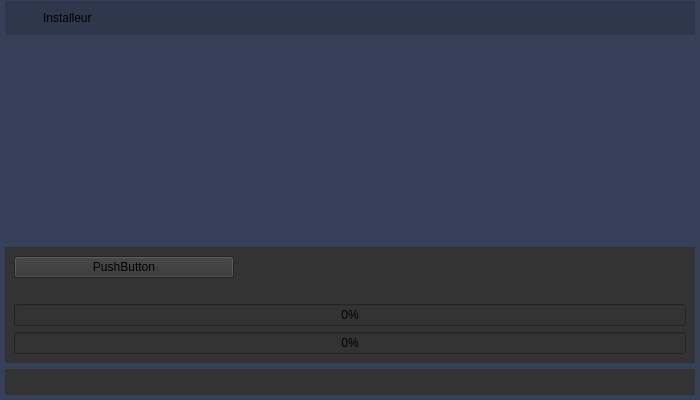
Qt form ui/mainwindow.ui (Covalia/standalone-deployer) before a commit.
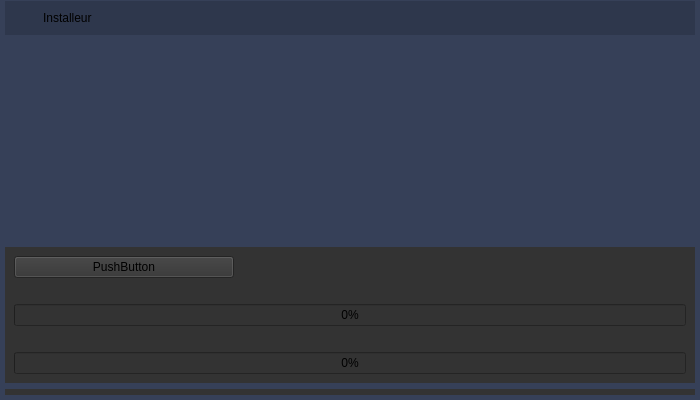
The same form after that commit. Icons and pictures are not drawn.

```diff
--- a/ui/mainwindow.ui
+++ b/ui/mainwindow.ui
@@ -321,30 +321,7 @@
                   </property>
                  </widget>
                 </item>
-                <item row="1" column="2">
-                 <widget class="QLabel" name="speedLabel">
-                  <property name="styleSheet">
-                   <string notr="true">color:white;</string>
-                  </property>
-                  <property name="text">
-                   <string/>
-                  </property>
-                  <property name="alignment">
-                   <set>Qt::AlignRight|Qt::AlignTrailing|Qt::AlignVCenter</set>
-                  </property>
-                 </widget>
-                </item>
-                <item row="2" column="0" colspan="3">
-                 <widget class="QProgressBar" name="singleProgressBar">
-                  <property name="value">
-                   <number>0</number>
-                  </property>
-                  <property name="textVisible">
-                   <bool>true</bool>
-                  </property>
-                 </widget>
-                </item>
-                <item row="3" column="0" colspan="3">
+                <item row="4" column="0" colspan="3">
                  <widget class="QProgressBar" name="totalProgressBar">
                   <property name="value">
                    <number>0</number>
@@ -358,6 +335,42 @@
                   </property>
                  </widget>
                 </item>
+                <item row="2" column="0" colspan="3">
+                 <widget class="QProgressBar" name="singleProgressBar">
+                  <property name="value">
+                   <number>0</number>
+                  </property>
+                  <property name="textVisible">
+                   <bool>true</bool>
+                  </property>
+                 </widget>
+                </item>
+                <item row="3" column="0">
+                 <widget class="QLabel" name="remainingTimeLabel">
+                  <property name="styleSheet">
+                   <string notr="true">color:#fff;</string>
+                  </property>
+                  <property name="text">
+                   <string/>
+                  </property>
+                  <property name="alignment">
+                   <set>Qt::AlignLeading|Qt::AlignLeft|Qt::AlignVCenter</set>
+                  </property>
+                 </widget>
+                </item>
+                <item row="3" column="2">
+                 <widget class="QLabel" name="speedLabel">
+                  <property name="styleSheet">
+                   <string notr="true">color:white;</string>
+                  </property>
+                  <property name="text">
+                   <string/>
+                  </property>
+                  <property name="alignment">
+                   <set>Qt::AlignRight|Qt::AlignTrailing|Qt::AlignVCenter</set>
+                  </property>
+                 </widget>
+                </item>
                </layout>
               </item>
              </layout>
```
Left out of the diff: 20 changed lines with no effect on the pictures.
